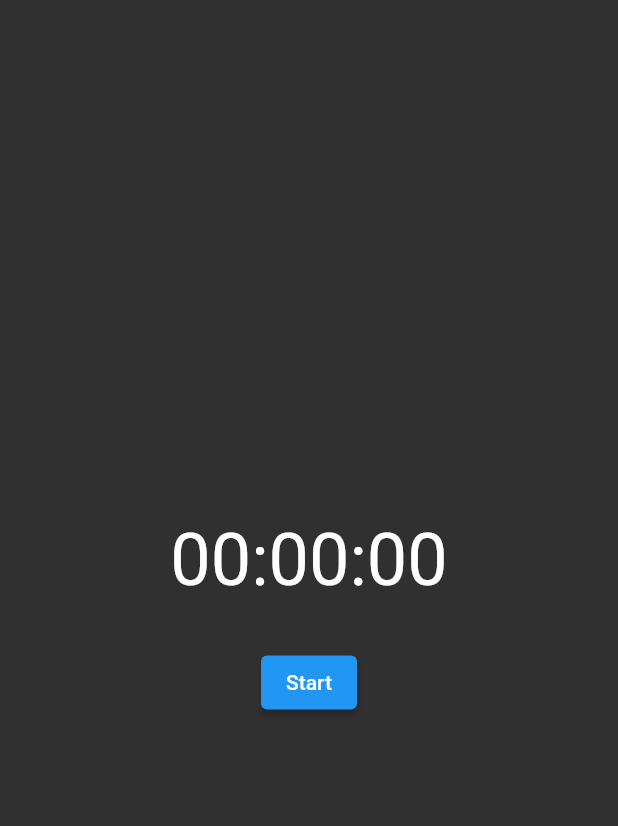
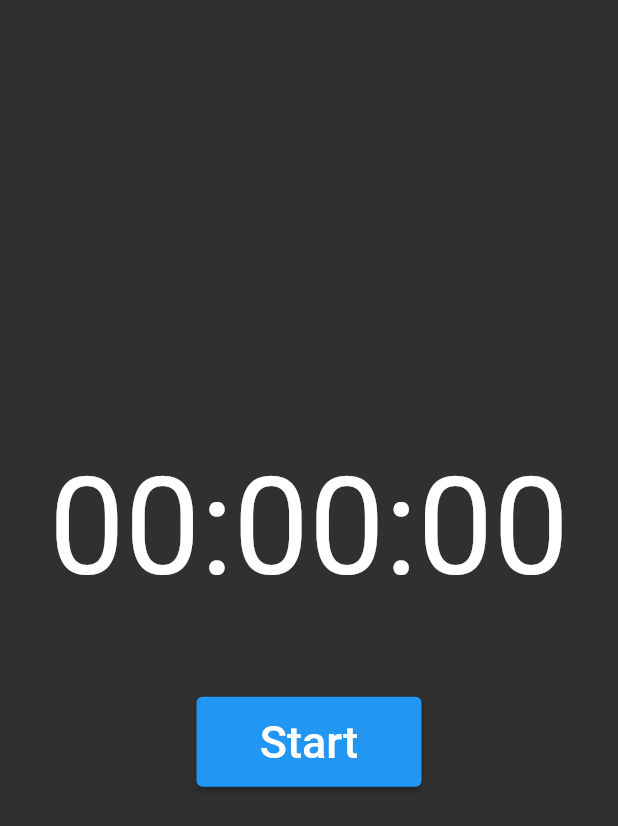
Before and after one commit to YuJunhee/CAPSTONE-DESIGN-TIMER-SW-DEVELOP, a Flutter app: the Atimer screen opened directly, on a phone screen of 412 x 824 dp. Shown: the top 826 px of the screen. Run offline on Flutter 3.47's test engine with Material 2 defaults, Android fonts, the phone set to English and light mode, and no system bars; our stand-ins replace table_calendar.

Commit message:
Custom each of Timer

```diff
--- a/lib/ui/timer/atimer.dart
+++ b/lib/ui/timer/atimer.dart
@@ -55,13 +55,24 @@ class AtimerState extends State<Atimer> {
           mainAxisAlignment: MainAxisAlignment.center,
           children: <Widget>[
             Text(formatTime(_stopwatch.elapsedMilliseconds),
-                style: TextStyle(color: Colors.white, fontSize: 48.0)),
+                style: TextStyle(color: Colors.white, fontSize: 90.0)),
             SizedBox(
-              height: 30.0,
+              height: 60.0,
             ),
-            ElevatedButton(
-                onPressed: handleStartStop,
-                child: Text(_stopwatch.isRunning ? 'Stop' : 'Start')),
+            SizedBox(
+              height: 60.0,
+              width: 150.0,
+              child: ElevatedButton(
+                  onPressed: handleStartStop,
+                  child: Text(
+                    _stopwatch.isRunning ? 'Stop' : 'Start',
+                    style: TextStyle(
+                      color: Colors.white,
+                      fontSize: 30.0,
+                      //fontWeight: FontWeight.bold,
+                    ),
+                  )),
+            ),
           ],
         ),
       ),
```
Also changed, not shown: lib/ui/timer/dtimer.dart (+10 -2 lines).
